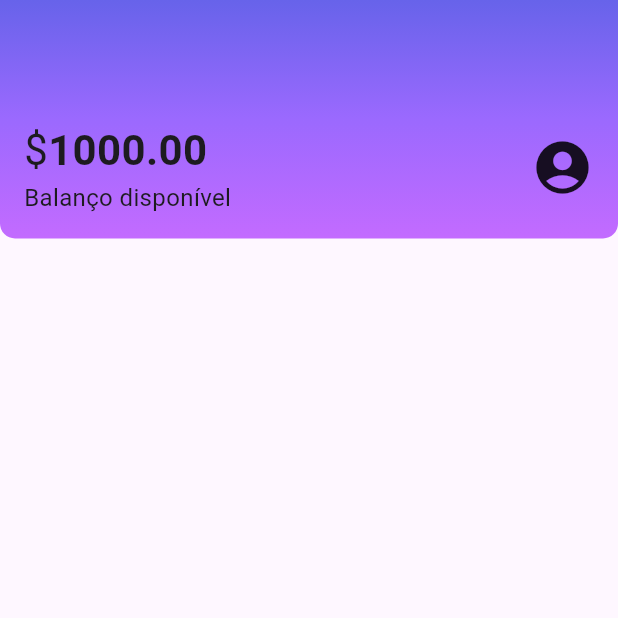
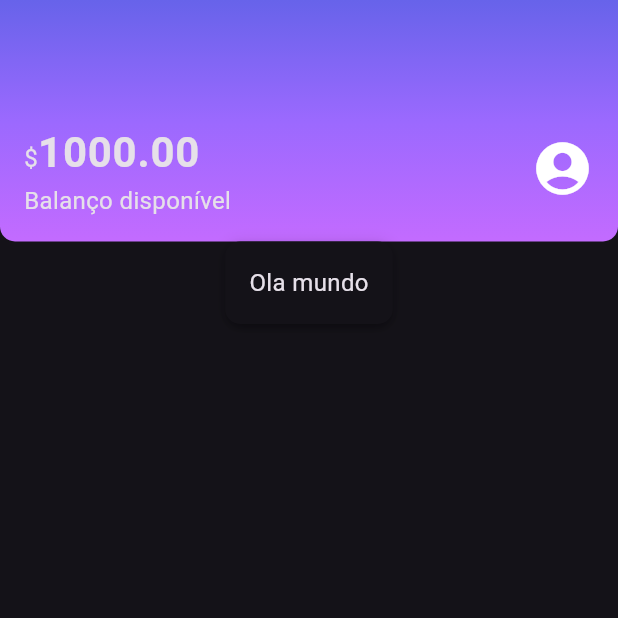
Before and after one commit to TallysWiterF/BankApp, a Flutter app: the screen it shows after launch, on a phone screen of 412 x 824 dp, the top half of it. Run offline on Flutter 3.47's test engine with Material 3 defaults, Android fonts, the phone set to English and light mode, and no system bars.

Commit message:
Inclusão de temas para estilização do app

```diff
--- /dev/null
+++ b/bank_app/lib/components/box_card.dart
@@ -0,0 +1,18 @@
+import 'package:flutter/material.dart';
+
+class BoxCard extends StatelessWidget {
+  final Widget boxContent;
+  const BoxCard({Key? key, required this.boxContent}) : super(key: key);
+
+  @override
+  Widget build(BuildContext context) {
+    return Container(
+      padding: const EdgeInsets.all(16),
+      decoration: BoxDecoration(
+          boxShadow: kElevationToShadow[3],
+          borderRadius: BorderRadius.circular(10),
+          color: Theme.of(context).cardColor),
+      child: boxContent,
+    );
+  }
+}
--- a/bank_app/lib/components/sections/header.dart
+++ b/bank_app/lib/components/sections/header.dart
@@ -1,3 +1,4 @@
+import 'package:bank_app/themes/themes_colors.dart';
 import 'package:flutter/material.dart';
 
 class Header extends StatelessWidget {
@@ -10,15 +11,11 @@ class Header extends StatelessWidget {
           gradient: LinearGradient(
             begin: Alignment.topCenter,
             end: Alignment.bottomCenter,
-            colors: <Color>[
-              Color.fromRGBO(103, 99, 234, 1),
-              Color.fromRGBO(155, 105, 254, 1),
-              Color.fromRGBO(195, 107, 255, 1)
-            ],
+            colors: ThemeColors.headerGradient,
           ),
           borderRadius: BorderRadius.vertical(bottom: Radius.circular(10))),
-      child: const Padding(
-        padding: EdgeInsets.fromLTRB(16.0, 80.0, 16.0, 16.0),
+      child: Padding(
+        padding: const EdgeInsets.fromLTRB(16.0, 80.0, 16.0, 16.0),
         child: Row(
           mainAxisAlignment: MainAxisAlignment.spaceBetween,
           children: <Widget>[
@@ -27,26 +24,20 @@ class Header extends StatelessWidget {
                 children: <Widget>[
                   Text.rich(
                     TextSpan(
-                      style: TextStyle(
-                        fontSize: 28,
-                      ),
                       text: '\$',
                       children: <TextSpan>[
                         TextSpan(
                           text: "1000.00",
-                          style: TextStyle(
-                            fontWeight: FontWeight.bold,
-                          ),
+                          style: Theme.of(context).textTheme.bodyLarge,
                         ),
                       ],
                     ),
                   ),
-                  Text(
+                  const Text(
                     'Balanço disponível',
-                    style: TextStyle(fontSize: 16),
                   ),
                 ]),
-            Icon(
+            const Icon(
               Icons.account_circle,
               size: 42,
             )
--- a/bank_app/lib/main.dart
+++ b/bank_app/lib/main.dart
@@ -1,4 +1,5 @@
 import 'package:bank_app/screens/home.dart';
+import 'package:bank_app/themes/primary_theme.dart';
 import 'package:flutter/material.dart';
 
 void main() {
@@ -10,9 +11,10 @@ class BankApp extends StatelessWidget {
 
   @override
   Widget build(BuildContext context) {
-    return const MaterialApp(
+    return MaterialApp(
       title: 'BankApp',
-      home: Home(),
+      theme: PrimaryTheme,
+      home: const Home(),
     );
   }
 }
--- a/bank_app/lib/screens/home.dart
+++ b/bank_app/lib/screens/home.dart
@@ -1,3 +1,4 @@
+import 'package:bank_app/components/box_card.dart';
 import 'package:bank_app/components/sections/header.dart';
 import 'package:flutter/material.dart';
 
@@ -8,7 +9,7 @@ class Home extends StatelessWidget {
   Widget build(BuildContext context) {
     return const Scaffold(
       body: Column(
-        children: <Widget>[Header()],
+        children: <Widget>[Header(), BoxCard(boxContent: Text("Ola mundo"))],
       ),
     );
   }
--- /dev/null
+++ b/bank_app/lib/themes/primary_theme.dart
@@ -0,0 +1,19 @@
+import 'package:bank_app/themes/themes_colors.dart';
+import 'package:flutter/material.dart';
+
+// ignore: non_constant_identifier_names
+ThemeData PrimaryTheme = ThemeData(
+  useMaterial3: true,
+  primarySwatch: ThemeColors.primaryColor,
+  primaryColor: ThemeColors.primaryColor,
+  brightness: Brightness.dark,
+  textTheme: const TextTheme(
+    bodyMedium: TextStyle(
+      fontSize: 16,
+    ),
+    bodyLarge: TextStyle(
+      fontSize: 28,
+      fontWeight: FontWeight.bold,
+    ),
+  ),
+);
--- /dev/null
+++ b/bank_app/lib/themes/themes_colors.dart
@@ -0,0 +1,10 @@
+import 'package:flutter/material.dart';
+
+class ThemeColors {
+  static const MaterialColor primaryColor = Colors.purple;
+  static const List<Color> headerGradient = [
+    Color.fromRGBO(103, 99, 234, 1),
+    Color.fromRGBO(155, 105, 254, 1),
+    Color.fromRGBO(195, 107, 255, 1),
+  ];
+}
```
